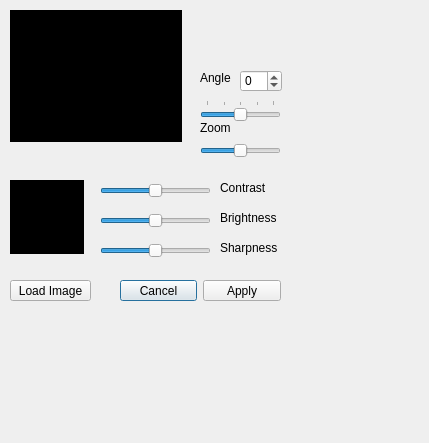
Above: editor_app/gui/importsprite.ui from danielmeinert/objectcreator before the change. Below: the same form after it.
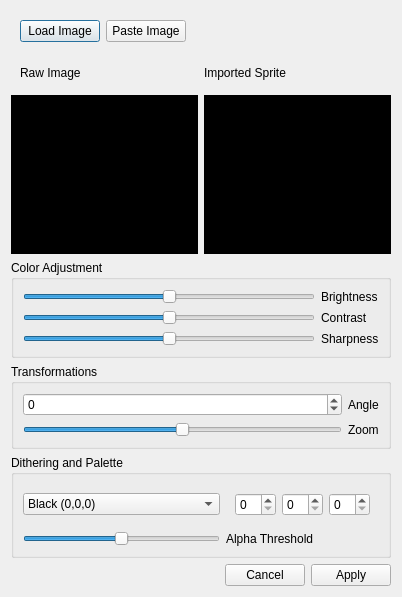
That is the form after the change.

Diff of the .ui file:
```diff
--- a/editor_app/gui/importsprite.ui
+++ b/editor_app/gui/importsprite.ui
@@ -6,8 +6,8 @@
    <rect>
     <x>0</x>
     <y>0</y>
-    <width>429</width>
-    <height>443</height>
+    <width>402</width>
+    <height>597</height>
    </rect>
   </property>
   <property name="sizePolicy">
@@ -19,71 +19,12 @@
   <property name="windowTitle">
    <string>Import Texture</string>
   </property>
-  <widget class="QDialogButtonBox" name="buttonBox_dialog">
-   <property name="geometry">
-    <rect>
-     <x>120</x>
-     <y>280</y>
-     <width>161</width>
-     <height>21</height>
-    </rect>
-   </property>
-   <property name="locale">
-    <locale language="English" country="UnitedStates"/>
-   </property>
-   <property name="orientation">
-    <enum>Qt::Horizontal</enum>
-   </property>
-   <property name="standardButtons">
-    <set>QDialogButtonBox::Apply|QDialogButtonBox::Cancel</set>
-   </property>
-  </widget>
-  <widget class="QLabel" name="sprite_view">
-   <property name="enabled">
-    <bool>true</bool>
-   </property>
-   <property name="geometry">
-    <rect>
-     <x>10</x>
-     <y>10</y>
-     <width>172</width>
-     <height>132</height>
-    </rect>
-   </property>
-   <property name="contextMenuPolicy">
-    <enum>Qt::DefaultContextMenu</enum>
-   </property>
-   <property name="autoFillBackground">
-    <bool>false</bool>
-   </property>
-   <property name="styleSheet">
-    <string notr="true">QLabel {
-
-	background-color: rgb(0, 0, 0);
-}</string>
-   </property>
-   <property name="frameShape">
-    <enum>QFrame::WinPanel</enum>
-   </property>
-   <property name="frameShadow">
-    <enum>QFrame::Raised</enum>
-   </property>
-   <property name="lineWidth">
-    <number>1</number>
-   </property>
-   <property name="text">
-    <string/>
-   </property>
-  </widget>
+  <layout class="QVBoxLayout" name="verticalLayout" stretch="0,0,1,0,0,0,0">
+   <item>
+    <widget class="QWidget" name="horizontalWidget" native="true">
+     <layout class="QHBoxLayout" name="horizontalLayout" stretch="0,0,0">
+      <item>
   <widget class="QPushButton" name="pushButton_loadImageButton">
-   <property name="geometry">
-    <rect>
-     <x>10</x>
-     <y>280</y>
-     <width>81</width>
-     <height>21</height>
-    </rect>
-   </property>
    <property name="toolTip">
     <string>Load your base path texture</string>
    </property>
@@ -91,119 +32,97 @@
     <string>Load Image</string>
    </property>
   </widget>
-  <widget class="QSlider" name="slider_zoom">
-   <property name="geometry">
-    <rect>
-     <x>200</x>
-     <y>140</y>
-     <width>81</width>
-     <height>22</height>
-    </rect>
-   </property>
-   <property name="minimum">
-    <number>-30</number>
-   </property>
-   <property name="maximum">
-    <number>30</number>
-   </property>
-   <property name="singleStep">
-    <number>1</number>
-   </property>
-   <property name="value">
-    <number>0</number>
-   </property>
+      </item>
+      <item>
+       <widget class="QPushButton" name="pushButton_loadImageButton_2">
+        <property name="toolTip">
+         <string>Load your base path texture</string>
+        </property>
+        <property name="text">
+         <string>Paste Image</string>
+        </property>
+       </widget>
+      </item>
+      <item>
+       <spacer name="horizontalSpacer">
    <property name="orientation">
     <enum>Qt::Horizontal</enum>
    </property>
-   <property name="tickInterval">
-    <number>0</number>
-   </property>
-  </widget>
-  <widget class="QLabel" name="label">
-   <property name="geometry">
-    <rect>
-     <x>200</x>
-     <y>70</y>
-     <width>47</width>
-     <height>16</height>
-    </rect>
-   </property>
+        <property name="sizeHint" stdset="0">
+         <size>
+          <width>40</width>
+          <height>20</height>
+         </size>
+        </property>
+       </spacer>
+      </item>
+     </layout>
+    </widget>
+   </item>
+   <item>
+    <widget class="QWidget" name="horizontalWidget_2" native="true">
+     <layout class="QHBoxLayout" name="horizontalLayout_2">
+      <item>
+       <widget class="QLabel" name="label_6">
    <property name="text">
-    <string>Angle</string>
-   </property>
-  </widget>
-  <widget class="QSpinBox" name="spinBox_angle">
-   <property name="geometry">
-    <rect>
-     <x>240</x>
-     <y>70</y>
-     <width>42</width>
-     <height>22</height>
-    </rect>
-   </property>
-   <property name="minimum">
-    <number>-180</number>
-   </property>
-   <property name="maximum">
-    <number>180</number>
-   </property>
-  </widget>
-  <widget class="QLabel" name="label_2">
-   <property name="geometry">
-    <rect>
-     <x>200</x>
-     <y>120</y>
-     <width>47</width>
-     <height>16</height>
-    </rect>
-   </property>
+         <string>Raw Image</string>
+        </property>
+       </widget>
+      </item>
+      <item>
+       <widget class="QLabel" name="label_7">
    <property name="text">
-    <string>Zoom</string>
-   </property>
-  </widget>
-  <widget class="QSlider" name="slider_angle">
-   <property name="geometry">
-    <rect>
-     <x>200</x>
-     <y>100</y>
-     <width>81</width>
-     <height>22</height>
-    </rect>
-   </property>
-   <property name="minimum">
-    <number>-180</number>
-   </property>
-   <property name="maximum">
-    <number>180</number>
-   </property>
-   <property name="singleStep">
-    <number>1</number>
-   </property>
-   <property name="value">
-    <number>0</number>
-   </property>
-   <property name="orientation">
-    <enum>Qt::Horizontal</enum>
-   </property>
-   <property name="tickPosition">
-    <enum>QSlider::TicksAbove</enum>
-   </property>
-   <property name="tickInterval">
-    <number>90</number>
-   </property>
-  </widget>
+         <string>Imported Sprite</string>
+        </property>
+       </widget>
+      </item>
+     </layout>
+    </widget>
+   </item>
+   <item>
+    <layout class="QHBoxLayout" name="horizontalLayout_3">
+     <item>
+      <widget class="QLabel" name="sprite_view">
+       <property name="enabled">
+        <bool>true</bool>
+       </property>
+       <property name="minimumSize">
+        <size>
+         <width>0</width>
+         <height>100</height>
+        </size>
+       </property>
+       <property name="contextMenuPolicy">
+        <enum>Qt::DefaultContextMenu</enum>
+       </property>
+       <property name="autoFillBackground">
+        <bool>false</bool>
+       </property>
+       <property name="styleSheet">
+        <string notr="true">QLabel {
+
+	background-color: rgb(0, 0, 0);
+}</string>
+       </property>
+       <property name="frameShape">
+        <enum>QFrame::WinPanel</enum>
+       </property>
+       <property name="frameShadow">
+        <enum>QFrame::Raised</enum>
+       </property>
+       <property name="lineWidth">
+        <number>1</number>
+       </property>
+       <property name="text">
+        <string/>
+       </property>
+      </widget>
+     </item>
+     <item>
   <widget class="QLabel" name="sprite_preview">
    <property name="enabled">
     <bool>true</bool>
    </property>
-   <property name="geometry">
-    <rect>
-     <x>10</x>
-     <y>180</y>
-     <width>74</width>
-     <height>74</height>
-    </rect>
-   </property>
    <property name="contextMenuPolicy">
     <enum>Qt::DefaultContextMenu</enum>
    </property>
@@ -229,97 +148,46 @@
     <string/>
    </property>
   </widget>
-  <widget class="QSlider" name="slider_contrast">
-   <property name="geometry">
-    <rect>
-     <x>100</x>
-     <y>180</y>
-     <width>111</width>
-     <height>22</height>
-    </rect>
-   </property>
-   <property name="minimum">
-    <number>0</number>
-   </property>
-   <property name="maximum">
-    <number>200</number>
-   </property>
-   <property name="singleStep">
-    <number>1</number>
-   </property>
-   <property name="value">
-    <number>100</number>
-   </property>
-   <property name="orientation">
-    <enum>Qt::Horizontal</enum>
-   </property>
-   <property name="tickInterval">
-    <number>0</number>
-   </property>
-  </widget>
-  <widget class="QLabel" name="label_3">
-   <property name="geometry">
-    <rect>
-     <x>220</x>
-     <y>180</y>
-     <width>47</width>
-     <height>16</height>
-    </rect>
-   </property>
-   <property name="text">
-    <string>Contrast</string>
-   </property>
-  </widget>
-  <widget class="QSlider" name="slider_brightness">
-   <property name="geometry">
-    <rect>
-     <x>100</x>
-     <y>210</y>
-     <width>111</width>
-     <height>22</height>
-    </rect>
-   </property>
-   <property name="minimum">
-    <number>0</number>
-   </property>
-   <property name="maximum">
-    <number>200</number>
-   </property>
-   <property name="singleStep">
-    <number>1</number>
-   </property>
-   <property name="value">
-    <number>100</number>
-   </property>
-   <property name="orientation">
-    <enum>Qt::Horizontal</enum>
-   </property>
-   <property name="tickInterval">
-    <number>0</number>
-   </property>
-  </widget>
+     </item>
+    </layout>
+   </item>
+   <item>
+    <widget class="QGroupBox" name="groupBox_2">
+     <property name="title">
+      <string>Color Adjustment</string>
+     </property>
+     <layout class="QGridLayout" name="gridLayout_2" rowstretch="0,0,0">
+      <item row="0" column="1">
   <widget class="QLabel" name="label_4">
-   <property name="geometry">
-    <rect>
-     <x>220</x>
-     <y>210</y>
-     <width>61</width>
-     <height>16</height>
-    </rect>
-   </property>
    <property name="text">
     <string>Brightness</string>
    </property>
   </widget>
+      </item>
+      <item row="0" column="0">
+       <widget class="QSlider" name="slider_contrast">
+        <property name="minimum">
+         <number>0</number>
+        </property>
+        <property name="maximum">
+         <number>200</number>
+        </property>
+        <property name="singleStep">
+         <number>1</number>
+        </property>
+        <property name="value">
+         <number>100</number>
+        </property>
+        <property name="orientation">
+         <enum>Qt::Horizontal</enum>
+        </property>
+        <property name="tickInterval">
+         <number>0</number>
+        </property>
+       </widget>
+      </item>
+      <item row="2" column="0">
   <widget class="QSlider" name="slider_sharpness">
-   <property name="geometry">
-    <rect>
-     <x>100</x>
-     <y>240</y>
-     <width>111</width>
-     <height>22</height>
-    </rect>
-   </property>
    <property name="minimum">
     <number>0</number>
    </property>
@@ -339,19 +207,192 @@
     <number>0</number>
    </property>
   </widget>
+      </item>
+      <item row="2" column="1">
   <widget class="QLabel" name="label_5">
-   <property name="geometry">
-    <rect>
-     <x>220</x>
-     <y>240</y>
-     <width>61</width>
-     <height>16</height>
-    </rect>
-   </property>
    <property name="text">
     <string>Sharpness</string>
    </property>
   </widget>
+      </item>
+      <item row="1" column="1">
+       <widget class="QLabel" name="label_3">
+        <property name="text">
+         <string>Contrast</string>
+        </property>
+       </widget>
+      </item>
+      <item row="1" column="0">
+       <widget class="QSlider" name="slider_brightness">
+        <property name="minimum">
+         <number>0</number>
+        </property>
+        <property name="maximum">
+         <number>200</number>
+        </property>
+        <property name="singleStep">
+         <number>1</number>
+        </property>
+        <property name="value">
+         <number>100</number>
+        </property>
+        <property name="orientation">
+         <enum>Qt::Horizontal</enum>
+        </property>
+        <property name="tickInterval">
+         <number>0</number>
+        </property>
+       </widget>
+      </item>
+     </layout>
+    </widget>
+   </item>
+   <item>
+    <widget class="QGroupBox" name="groupBox">
+     <property name="title">
+      <string>Transformations</string>
+     </property>
+     <layout class="QGridLayout" name="gridLayout_3">
+      <item row="0" column="1">
+       <widget class="QLabel" name="label">
+        <property name="text">
+         <string>Angle</string>
+        </property>
+       </widget>
+      </item>
+      <item row="2" column="1">
+       <widget class="QLabel" name="label_2">
+        <property name="text">
+         <string>Zoom</string>
+        </property>
+       </widget>
+      </item>
+      <item row="0" column="0">
+       <widget class="QSpinBox" name="spinBox_angle">
+        <property name="minimum">
+         <number>-180</number>
+        </property>
+        <property name="maximum">
+         <number>180</number>
+        </property>
+       </widget>
+      </item>
+      <item row="2" column="0">
+       <widget class="QSlider" name="slider_zoom">
+        <property name="minimum">
+         <number>-30</number>
+        </property>
+        <property name="maximum">
+         <number>30</number>
+        </property>
+        <property name="singleStep">
+         <number>1</number>
+        </property>
+        <property name="value">
+         <number>0</number>
+        </property>
+        <property name="orientation">
+         <enum>Qt::Horizontal</enum>
+        </property>
+        <property name="tickInterval">
+         <number>0</number>
+        </property>
+       </widget>
+      </item>
+     </layout>
+    </widget>
+   </item>
+   <item>
+    <widget class="QGroupBox" name="groupBox_3">
+     <property name="title">
+      <string>Dithering and Palette</string>
+     </property>
+     <layout class="QGridLayout" name="gridLayout">
+      <item row="0" column="3">
+       <widget class="QWidget" name="widget" native="true">
+        <layout class="QHBoxLayout" name="horizontalLayout_4">
+         <item>
+          <widget class="QSpinBox" name="spinBox_3"/>
+         </item>
+         <item>
+          <widget class="QSpinBox" name="spinBox_2"/>
+         </item>
+         <item>
+          <widget class="QSpinBox" name="spinBox"/>
+         </item>
+        </layout>
+       </widget>
+      </item>
+      <item row="0" column="1">
+       <widget class="QComboBox" name="comboBox">
+        <item>
+         <property name="text">
+          <string>Black (0,0,0)</string>
+         </property>
+        </item>
+        <item>
+         <property name="text">
+          <string>White (255,255,255)</string>
+         </property>
+        </item>
+        <item>
+         <property name="text">
+          <string>Top left pixel</string>
+         </property>
+        </item>
+        <item>
+         <property name="text">
+          <string>Custom Color</string>
+         </property>
+        </item>
+       </widget>
+      </item>
+      <item row="1" column="1">
+       <widget class="QSlider" name="slider_contrast_2">
+        <property name="minimum">
+         <number>0</number>
+        </property>
+        <property name="maximum">
+         <number>200</number>
+        </property>
+        <property name="singleStep">
+         <number>1</number>
+        </property>
+        <property name="value">
+         <number>100</number>
+        </property>
+        <property name="orientation">
+         <enum>Qt::Horizontal</enum>
+        </property>
+        <property name="tickInterval">
+         <number>0</number>
+        </property>
+       </widget>
+      </item>
+      <item row="1" column="3">
+       <widget class="QLabel" name="label_8">
+        <property name="text">
+         <string>Alpha Threshold</string>
+        </property>
+       </widget>
+      </item>
+     </layout>
+    </widget>
+   </item>
+   <item>
+    <widget class="QDialogButtonBox" name="buttonBox_dialog">
+     <property name="locale">
+      <locale language="English" country="UnitedStates"/>
+     </property>
+     <property name="orientation">
+      <enum>Qt::Horizontal</enum>
+     </property>
+     <property name="standardButtons">
+      <set>QDialogButtonBox::Apply|QDialogButtonBox::Cancel</set>
+     </property>
+    </widget>
+   </item>
+  </layout>
  </widget>
  <resources>
   <include location="../../pathgenerator_app/resources.qrc"/>
```
Left out of the diff: 32 changed lines with no effect on the pictures. Lines whose indentation alone changed are shown as unchanged.
